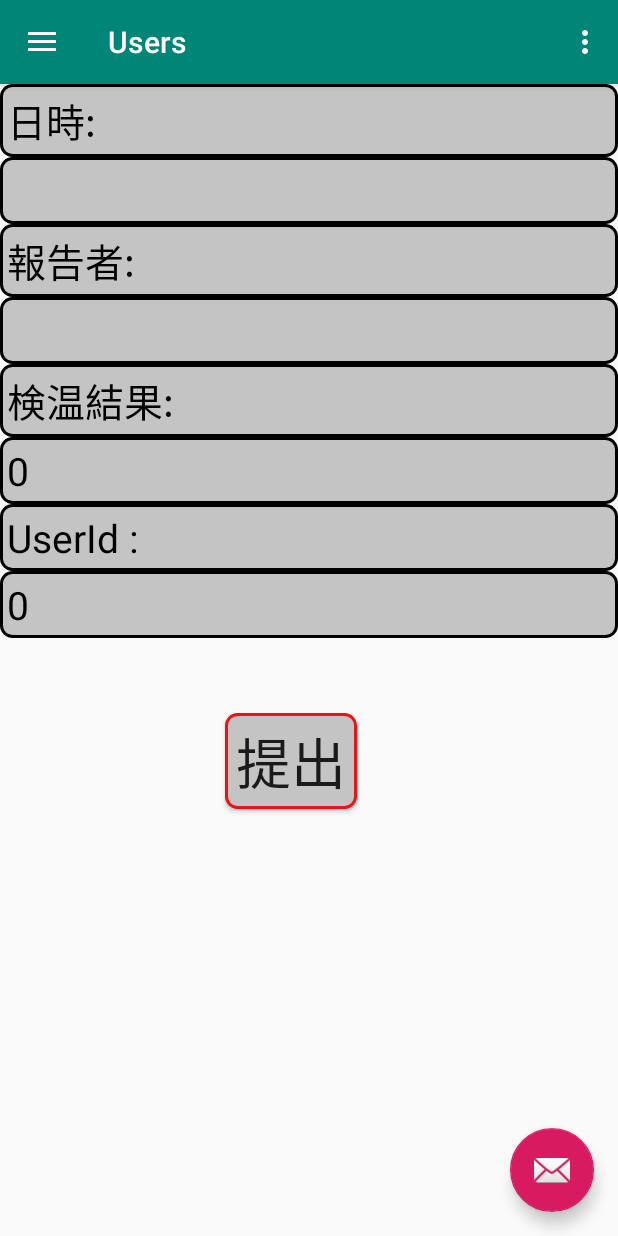
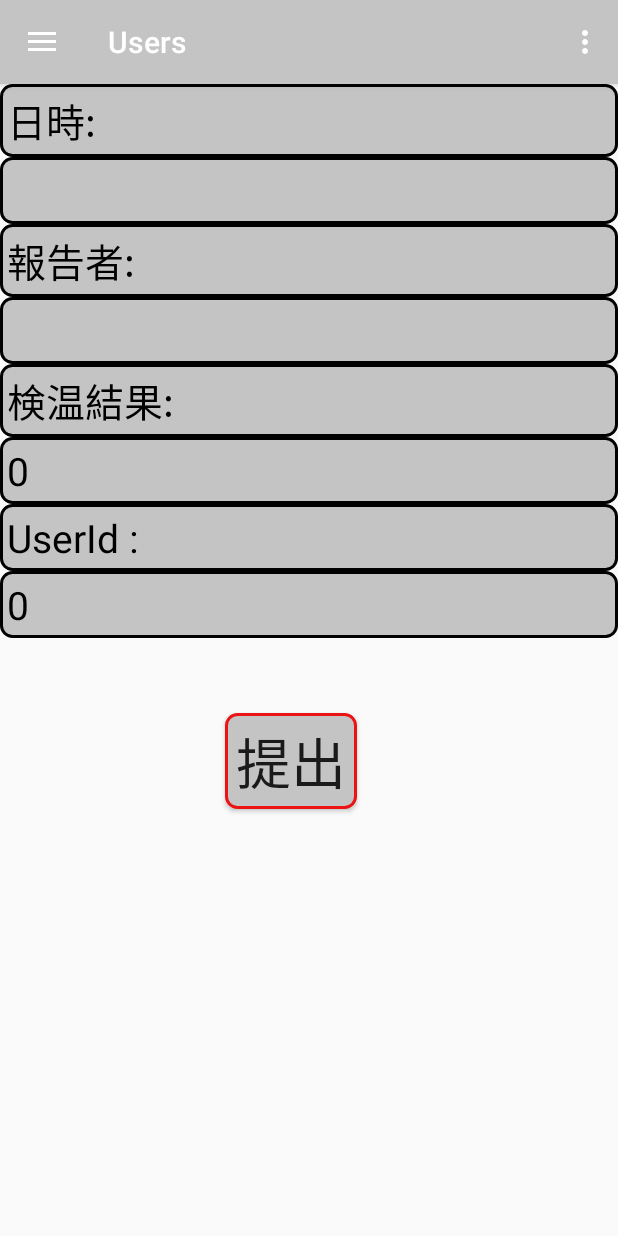
Before and after one commit to TRANQUOC22106/BoTeR, an Android app: the screen it shows after launch once a user with an empty profile is signed in (MainActivity), in the side drawer, after a tap on "Users", on a phone screen of 412 x 824 dp. Run offline under Robolectric (Android 15) with nearby library versions, the phone set to English and light mode, and no system bars; our stand-ins replace Firebase (no records; nobody signed in at launch, a user with empty details on screens opened directly), Picasso, navigation-ui, sdp/ssp sizes; Roboto replaces fonts that are not available here.

```diff
--- a/app/src/main/java/com/example/boter/MainActivity.java
+++ b/app/src/main/java/com/example/boter/MainActivity.java
@@ -25,9 +25,7 @@ import androidx.navigation.ui.NavigationUI;
 import com.example.boter.ui.login.ActivityLogin;
 import com.google.android.gms.tasks.OnFailureListener;
 import com.google.android.gms.tasks.OnSuccessListener;
-import com.google.android.material.floatingactionbutton.FloatingActionButton;
 import com.google.android.material.navigation.NavigationView;
-import com.google.android.material.snackbar.Snackbar;
 import com.google.firebase.auth.FirebaseAuth;
 import com.google.firebase.firestore.DocumentReference;
 import com.google.firebase.firestore.DocumentSnapshot;
@@ -54,20 +52,12 @@ public class MainActivity extends AppCompatActivity {
         setContentView(R.layout.activity_main);
         Toolbar toolbar = findViewById(R.id.toolbar);
         setSupportActionBar(toolbar);
-        FloatingActionButton fab = findViewById(R.id.fab);
-        fab.setOnClickListener(new View.OnClickListener() {
-            @Override
-            public void onClick(View view) {
-                Snackbar.make(view, "Replace with your own action", Snackbar.LENGTH_LONG)
-                        .setAction("Action", null).show();
-            }
-        });
         DrawerLayout drawer = findViewById(R.id.drawer_layout);
         NavigationView navigationView = findViewById(R.id.nav_view);
         // Passing each menu ID as a set of Ids because each
         // menu should be considered as top level destinations.
         mAppBarConfiguration = new AppBarConfiguration.Builder(
-                R.id.nav_home, R.id.nav_send)
+                R.id.nav_home, R.id.nav_users)
                 .setDrawerLayout(drawer)
                 .build();
         NavController navController = Navigation.findNavController(this, R.id.nav_host_fragment);
@@ -88,6 +78,7 @@ public class MainActivity extends AppCompatActivity {
         fAuth = FirebaseAuth.getInstance();
         FirebaseFirestore fStore = FirebaseFirestore.getInstance();
 
+        // download image to firebase storage
         storageReference = FirebaseStorage.getInstance().getReference();
         StorageReference profileRef = storageReference.child("usersprofile/"+fAuth.getCurrentUser().getUid()+"/profile.jpg");
         profileRef.getDownloadUrl().addOnSuccessListener(new OnSuccessListener<Uri>() {
@@ -106,8 +97,8 @@ public class MainActivity extends AppCompatActivity {
                 //set profile data to firebase
                 assert documentSnapshot != null;
                 yourPhone.setText(documentSnapshot.getString("phone"));
+                yourMail.setText(documentSnapshot.getString("email"));
                 yourName.setText(documentSnapshot.getString("fullname"));
-                yourMail.setText(documentSnapshot.getString("email"));
             }
         });
 
--- /dev/null
+++ b/app/src/main/res/drawable-anydpi/ic_menu_user.xml
@@ -0,0 +1,11 @@
+<vector xmlns:android="http://schemas.android.com/apk/res/android"
+    android:width="24dp"
+    android:height="24dp"
+    android:viewportWidth="24"
+    android:viewportHeight="24"
+    android:tint="#FB000000"
+    android:alpha="0.8">
+    <path
+        android:fillColor="#FF000000"
+        android:pathData="M3,5v14c0,1.1 0.89,2 2,2h14c1.1,0 2,-0.9 2,-2L21,5c0,-1.1 -0.9,-2 -2,-2L5,3c-1.11,0 -2,0.9 -2,2zM15,9c0,1.66 -1.34,3 -3,3s-3,-1.34 -3,-3 1.34,-3 3,-3 3,1.34 3,3zM6,17c0,-2 4,-3.1 6,-3.1s6,1.1 6,3.1v1L6,18v-1z"/>
+</vector>
--- a/app/src/main/res/layout/app_bar_main.xml
+++ b/app/src/main/res/layout/app_bar_main.xml
@@ -15,19 +15,12 @@
             android:id="@+id/toolbar"
             android:layout_width="match_parent"
             android:layout_height="?attr/actionBarSize"
-            android:background="?attr/colorPrimary"
+            android:background="#C4C4C4"
             app:popupTheme="@style/AppTheme.PopupOverlay" />
 
     </com.google.android.material.appbar.AppBarLayout>
 
     <include layout="@layout/content_main" />
 
-    <com.google.android.material.floatingactionbutton.FloatingActionButton
-        android:id="@+id/fab"
-        android:layout_width="wrap_content"
-        android:layout_height="wrap_content"
-        android:layout_gravity="bottom|end"
-        android:layout_margin="@dimen/fab_margin"
-        app:srcCompat="@android:drawable/ic_dialog_email" />
 
 </androidx.coordinatorlayout.widget.CoordinatorLayout>
--- a/app/src/main/res/layout/fragment_home.xml
+++ b/app/src/main/res/layout/fragment_home.xml
@@ -53,7 +53,7 @@
         android:layout_below="@+id/rl_searchlayout"
         android:layout_alignParentStart="true"
         android:layout_marginStart="0dp"
-        android:layout_marginTop="219dp">
+        android:layout_marginTop="185dp">
 
     </androidx.recyclerview.widget.RecyclerView>
 
--- a/app/src/main/res/layout/nav_header_main.xml
+++ b/app/src/main/res/layout/nav_header_main.xml
@@ -4,7 +4,7 @@
     xmlns:tools="http://schemas.android.com/tools"
     android:layout_width="match_parent"
     android:layout_height="@dimen/nav_header_height"
-    android:background="@drawable/side_nav_bar"
+    android:background="#C4C4C4"
     android:gravity="bottom"
     android:orientation="vertical"
     android:paddingLeft="@dimen/activity_horizontal_margin"
@@ -73,7 +73,7 @@
                 android:textStyle="bold"
                 android:padding="5dp"
                 android:textSize="@dimen/_10ssp"
-                android:textColor="@color/white"
+                android:textColor="@color/black"
                 android:text="@string/update_profile"
                 android:minHeight="0dp"
                 android:minWidth="0dp"
--- a/app/src/main/res/menu/activity_main_drawer.xml
+++ b/app/src/main/res/menu/activity_main_drawer.xml
@@ -8,15 +8,11 @@
             android:id="@+id/nav_home"
             android:icon="@drawable/ic_menu_camera"
             android:title="@string/menu_home" />
+
+            <item
+                android:id="@+id/nav_users"
+                android:icon="@drawable/ic_menu_user"
+                android:title="@string/menu_users" />
     </group>
 
-    <item android:title="Communicate">
-        <menu>
-            <item
-                android:id="@+id/nav_send"
-                android:icon="@drawable/ic_menu_send"
-                android:title="@string/menu_users" />
-        </menu>
-    </item>
-
 </menu>
--- a/app/src/main/res/navigation/mobile_navigation.xml
+++ b/app/src/main/res/navigation/mobile_navigation.xml
@@ -12,7 +12,7 @@
         tools:layout="@layout/fragment_home" />
 
     <fragment
-        android:id="@+id/nav_send"
+        android:id="@+id/nav_users"
         android:name="com.example.boter.ui.User.UserFragment"
         android:label="@string/menu_users"
         tools:layout="@layout/fragment_user" />
```
Also changed, not shown: app/src/main/res/drawable/ic_menu_share.xml (deleted, +0 -9 lines), app/src/main/res/drawable/ic_menu_slideshow.xml (deleted, +0 -9 lines), app/src/main/res/drawable-mdpi/ic_menu_user.png (added), app/src/main/res/drawable-xxhdpi/ic_menu_user.png (added).
